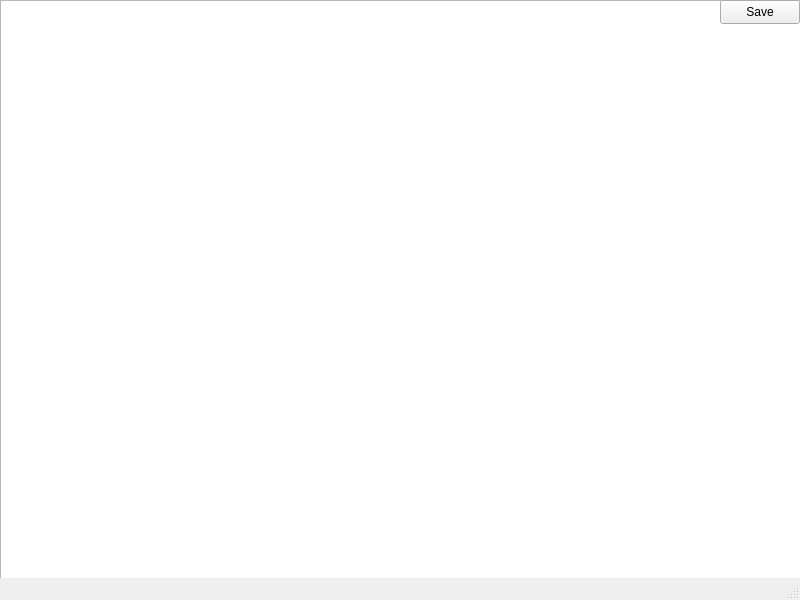
Old version of the form mainwindow.ui in the repository dklobucaric/BinScribe.
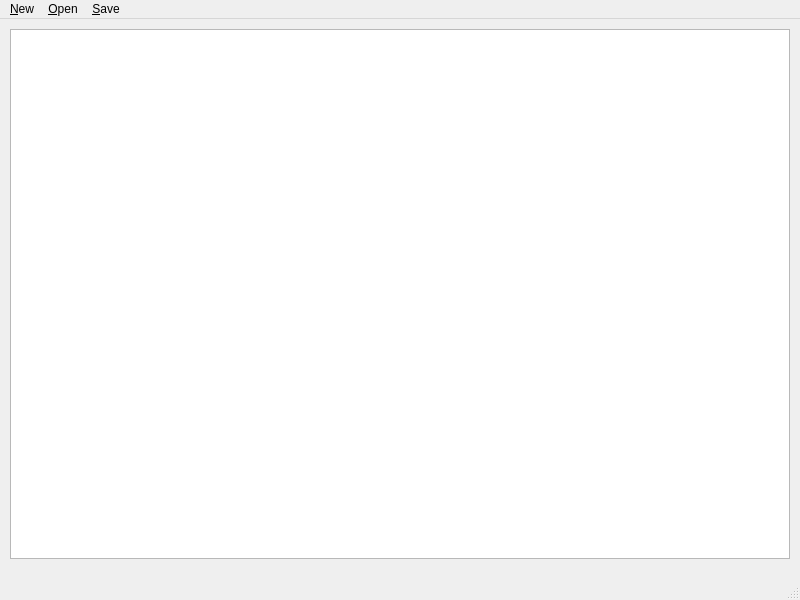
New version of the form.

Commit message: Verzija 1.1 - dodana binarna dekripcija i pametni open

What changed in the file:
```diff
--- a/mainwindow.ui
+++ b/mainwindow.ui
@@ -11,32 +11,19 @@
    </rect>
   </property>
   <property name="windowTitle">
-   <string>MainWindow</string>
+   <string>BinScribe</string>
   </property>
   <widget class="QWidget" name="centralwidget">
    <widget class="QTextEdit" name="textEdit">
     <property name="geometry">
      <rect>
-      <x>0</x>
-      <y>0</y>
-      <width>801</width>
-      <height>611</height>
+      <x>10</x>
+      <y>10</y>
+      <width>780</width>
+      <height>530</height>
      </rect>
     </property>
    </widget>
-   <widget class="QPushButton" name="pushButton">
-    <property name="geometry">
-     <rect>
-      <x>720</x>
-      <y>0</y>
-      <width>80</width>
-      <height>24</height>
-     </rect>
-    </property>
-    <property name="text">
-     <string>Save</string>
-    </property>
-   </widget>
   </widget>
   <widget class="QMenuBar" name="menubar">
    <property name="geometry">
@@ -47,8 +34,26 @@
      <height>21</height>
     </rect>
    </property>
+   <addaction name="actionNew"/>
+   <addaction name="actionOpen"/>
+   <addaction name="actionSave"/>
   </widget>
   <widget class="QStatusBar" name="statusbar"/>
+  <action name="actionNew">
+   <property name="text">
+    <string>&amp;New</string>
+   </property>
+  </action>
+  <action name="actionOpen">
+   <property name="text">
+    <string>&amp;Open</string>
+   </property>
+  </action>
+  <action name="actionSave">
+   <property name="text">
+    <string>&amp;Save</string>
+   </property>
+  </action>
  </widget>
  <resources/>
  <connections/>
```
The commit also changes 2 other files.
